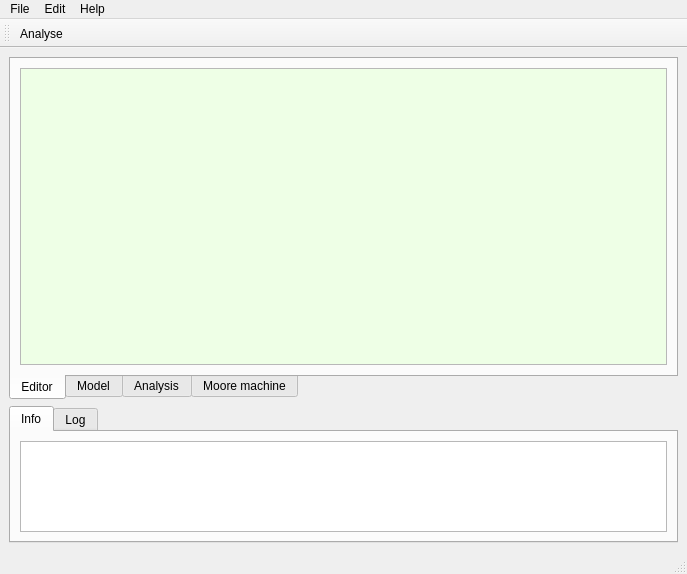
Qt form src/adcs/adcswindow.ui (rrader/ADCS) before a commit.
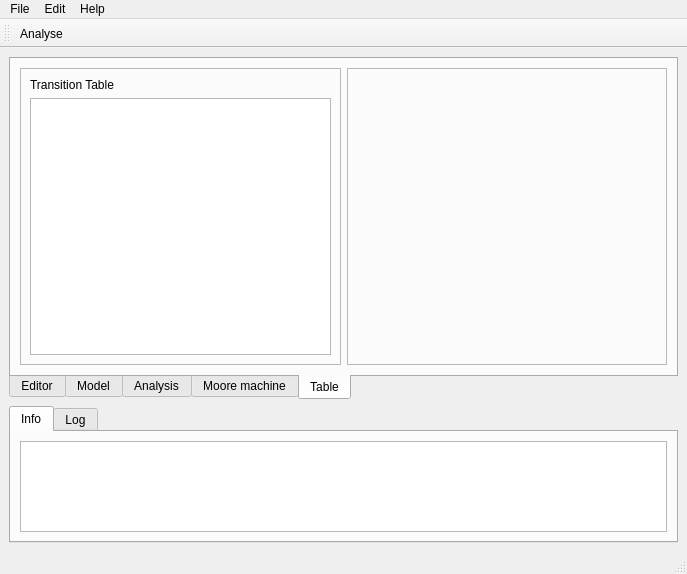
The same form after that commit. The open tabs and pages were chosen to show the change.

Commit message: Generating transition table and formulas for JK trigger

Patch:
```diff
--- a/src/adcs/adcswindow.ui
+++ b/src/adcs/adcswindow.ui
@@ -289,6 +289,69 @@
        </layout>
       </widget> 
 
+
+
+
+      <widget class="QWidget" name="tableTab">
+       <property name="enabled">
+        <bool>true</bool>
+       </property>
+       <attribute name="title">
+        <string>Table</string>
+       </attribute>
+       <layout class="QVBoxLayout" name="tab_2_layout">
+        <item>
+         <layout class="QHBoxLayout" name="horizontalLayout" stretch="1,1">
+          <item>
+           <widget class="QFrame" name="frame">
+            <property name="frameShape">
+             <enum>QFrame::StyledPanel</enum>
+            </property>
+            <property name="frameShadow">
+             <enum>QFrame::Raised</enum>
+            </property>
+            <layout class="QVBoxLayout" name="verticalLayout_3">
+             <item>
+              <widget class="QLabel" name="label">
+               <property name="text">
+                <string>Transition Table</string>
+               </property>
+              </widget>
+             </item>
+             <item>
+               <widget class="QTableView" name="tr_table">
+                <property name="gridStyle">
+                 <enum>Qt::SolidLine</enum>
+                </property>
+                <property name="sortingEnabled">
+                 <bool>false</bool>
+                </property>
+               </widget>
+             </item>
+            </layout>
+           </widget>
+           </item>
+          <item>
+          <widget class="QFrame" name="frame">
+            <property name="frameShape">
+             <enum>QFrame::StyledPanel</enum>
+            </property>
+            <property name="frameShadow">
+             <enum>QFrame::Raised</enum>
+            </property>
+            <layout class="QVBoxLayout" name="formulasLayout">
+            
+            </layout>
+           </widget>
+          </item>
+
+         </layout>
+        </item>
+       </layout>
+      </widget>
+
+
+
      </widget>
 
     </item>
```
Left out of the diff: 4 changed lines with no effect on the pictures. The commit also changes 5 other files.
